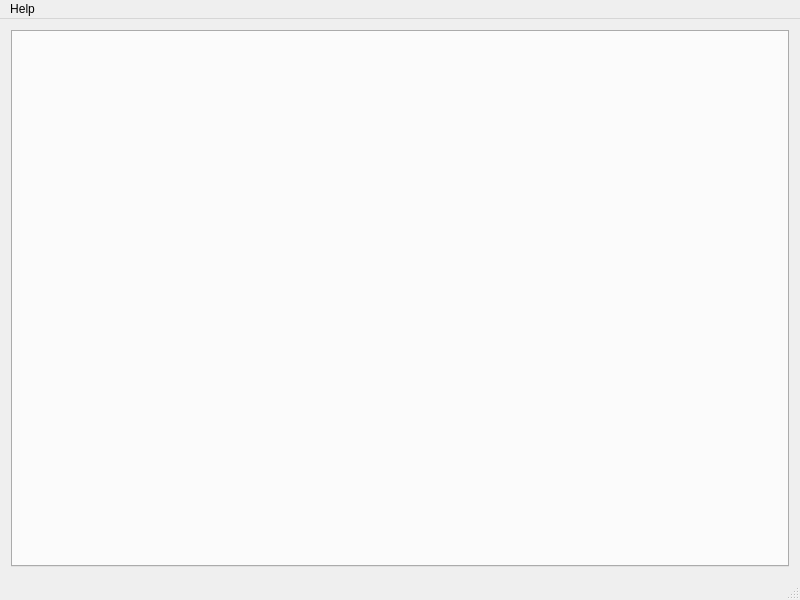
Before: the Qt Designer form OneBox/App/MainWindow.ui in caijun2020/OneBox, drawn with Qt 5.
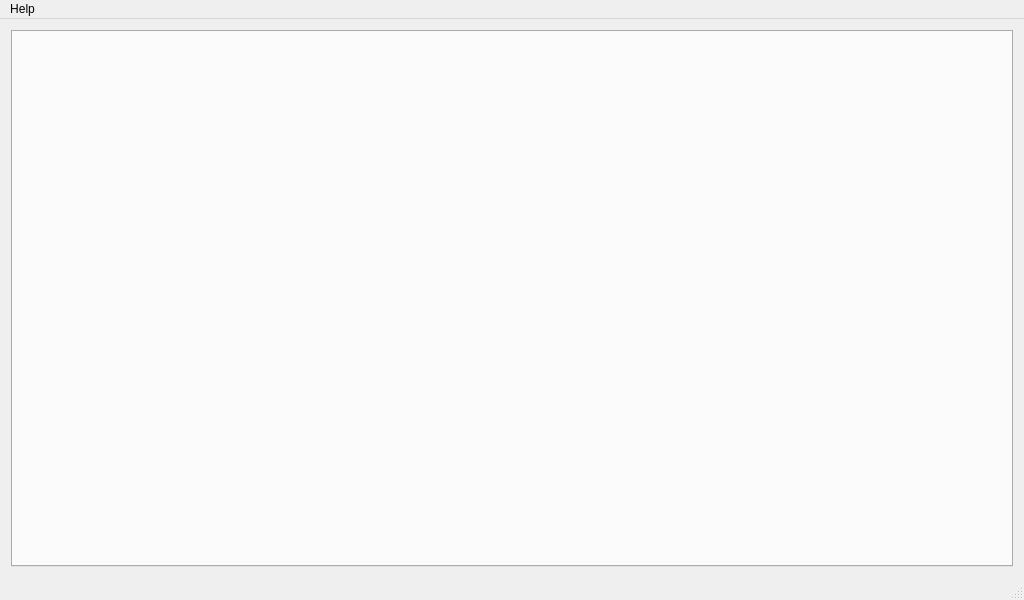
After: the same form once the commit is applied.

The edit to the form file:
```diff
--- a/OneBox/App/MainWindow.ui
+++ b/OneBox/App/MainWindow.ui
@@ -6,7 +6,7 @@
    <rect>
     <x>0</x>
     <y>0</y>
-    <width>800</width>
+    <width>1024</width>
     <height>600</height>
    </rect>
   </property>
@@ -29,8 +29,8 @@
     <rect>
      <x>0</x>
      <y>0</y>
-     <width>800</width>
-     <height>22</height>
+     <width>1024</width>
+     <height>26</height>
     </rect>
    </property>
    <widget class="QMenu" name="menuHelp">
```
